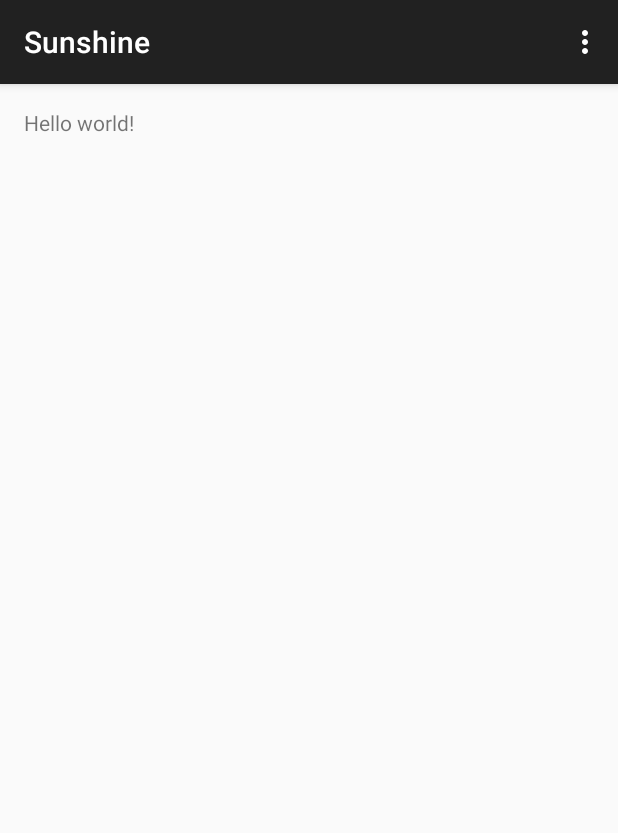
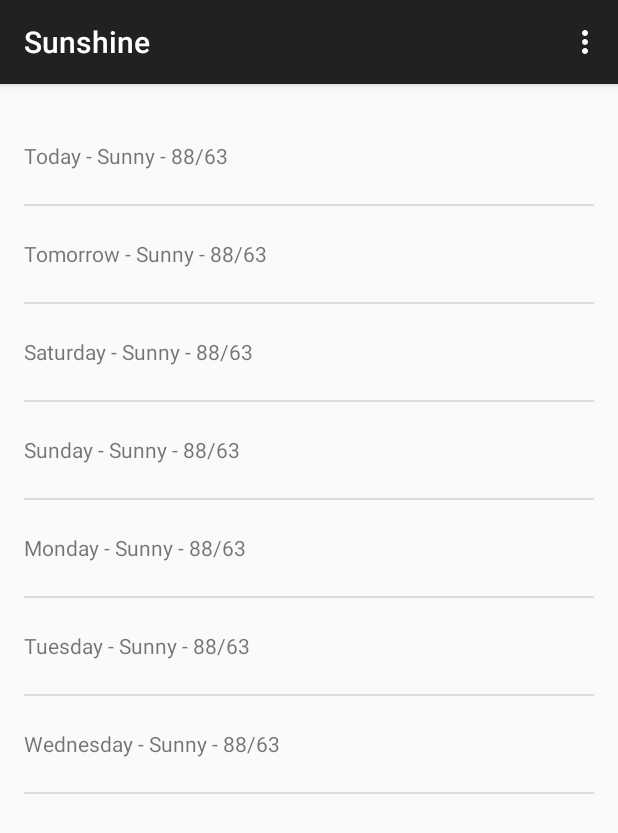
Before and after one commit to hcarlson1/Sunshine-Version-2-1.01_hello_world, an Android app: the screen it shows after launch (MainActivity), on a phone screen of 412 x 824 dp. Shown: the top 833 px of the screen. Run offline under Robolectric (Android 15) with nearby library versions, the phone set to English and light mode, and no system bars.

Commit message:
Followed Udacity instructions.

```diff
--- a/app/src/main/java/com/example/android/sunshine/app/MainActivity.java
+++ b/app/src/main/java/com/example/android/sunshine/app/MainActivity.java
@@ -8,6 +8,13 @@ import android.view.Menu;
 import android.view.MenuItem;
 import android.view.View;
 import android.view.ViewGroup;
+import android.widget.ArrayAdapter;
+import android.widget.ListView;
+
+import java.lang.reflect.Array;
+import java.util.ArrayList;
+import java.util.Arrays;
+import java.util.List;
 
 
 public class MainActivity extends ActionBarActivity {
@@ -49,6 +56,7 @@ public class MainActivity extends ActionBarActivity {
      * A placeholder fragment containing a simple view.
      */
     public static class PlaceholderFragment extends Fragment {
+        ArrayAdapter<String> adapter;
 
         public PlaceholderFragment() {
         }
@@ -57,6 +65,29 @@ public class MainActivity extends ActionBarActivity {
         public View onCreateView(LayoutInflater inflater, ViewGroup container,
                                  Bundle savedInstanceState) {
             View rootView = inflater.inflate(R.layout.fragment_main, container, false);
+            String[] weatherForecastListItems = {
+                    "Today - Sunny - 88/63",
+                    "Tomorrow - Sunny - 88/63",
+                    "Saturday - Sunny - 88/63",
+                    "Sunday - Sunny - 88/63",
+                    "Monday - Sunny - 88/63",
+                    "Tuesday - Sunny - 88/63",
+                    "Wednesday - Sunny - 88/63",
+
+                    };
+            List<String> weekForecast = new ArrayList<String>(
+                    Arrays.asList(weatherForecastListItems));
+
+            adapter =
+                    new ArrayAdapter<String>(
+                            getActivity(),
+                            R.layout.list_item_forecast,
+                            R.id.list_item_forecast_textview,
+                            weekForecast);
+
+            ListView listView = (ListView) rootView.findViewById(R.id.list_view_forecast);
+            listView.setAdapter(adapter);
+
             return rootView;
         }
     }
--- a/app/src/main/res/layout/fragment_main.xml
+++ b/app/src/main/res/layout/fragment_main.xml
@@ -1,4 +1,4 @@
-<RelativeLayout xmlns:android="http://schemas.android.com/apk/res/android"
+<FrameLayout xmlns:android="http://schemas.android.com/apk/res/android"
     xmlns:tools="http://schemas.android.com/tools" android:layout_width="match_parent"
     android:layout_height="match_parent" android:paddingLeft="@dimen/activity_horizontal_margin"
     android:paddingRight="@dimen/activity_horizontal_margin"
@@ -6,7 +6,9 @@
     android:paddingBottom="@dimen/activity_vertical_margin"
     tools:context=".MainActivity$PlaceholderFragment">
 
-    <TextView android:text="@string/hello_world" android:layout_width="wrap_content"
-        android:layout_height="wrap_content" />
+    <ListView
+        android:layout_width="match_parent"
+        android:layout_height="match_parent"
+        android:id="@+id/list_view_forecast"/>
 
-</RelativeLayout>
+</FrameLayout>
--- /dev/null
+++ b/app/src/main/res/layout/list_item_forecast.xml
@@ -0,0 +1,7 @@
+<?xml version="1.0" encoding="utf-8"?>
+<TextView xmlns:android="http://schemas.android.com/apk/res/android"
+    android:layout_width="match_parent"
+    android:layout_height="wrap_content"
+    android:minHeight="?android:attr/listPreferredItemHeight"
+    android:gravity="center_vertical"
+    android:id="@+id/list_item_forecast_textview"/>
```
Also changed, not shown: app/src/main/res/layout/activity_main.xml (+6 -3 lines).
